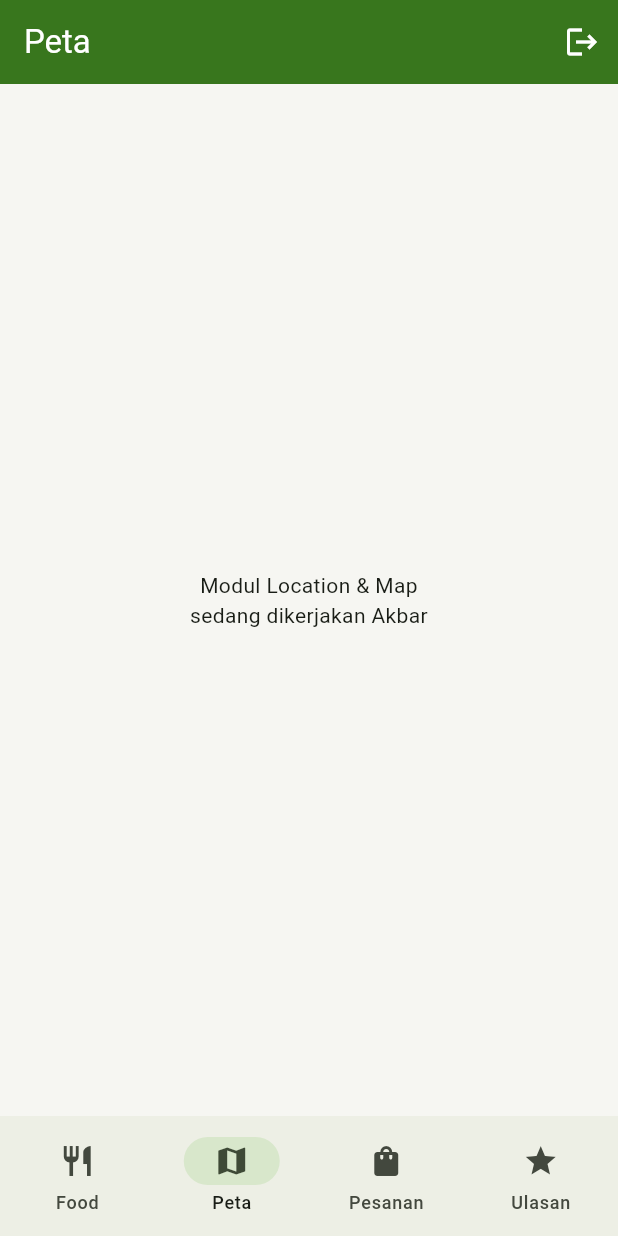
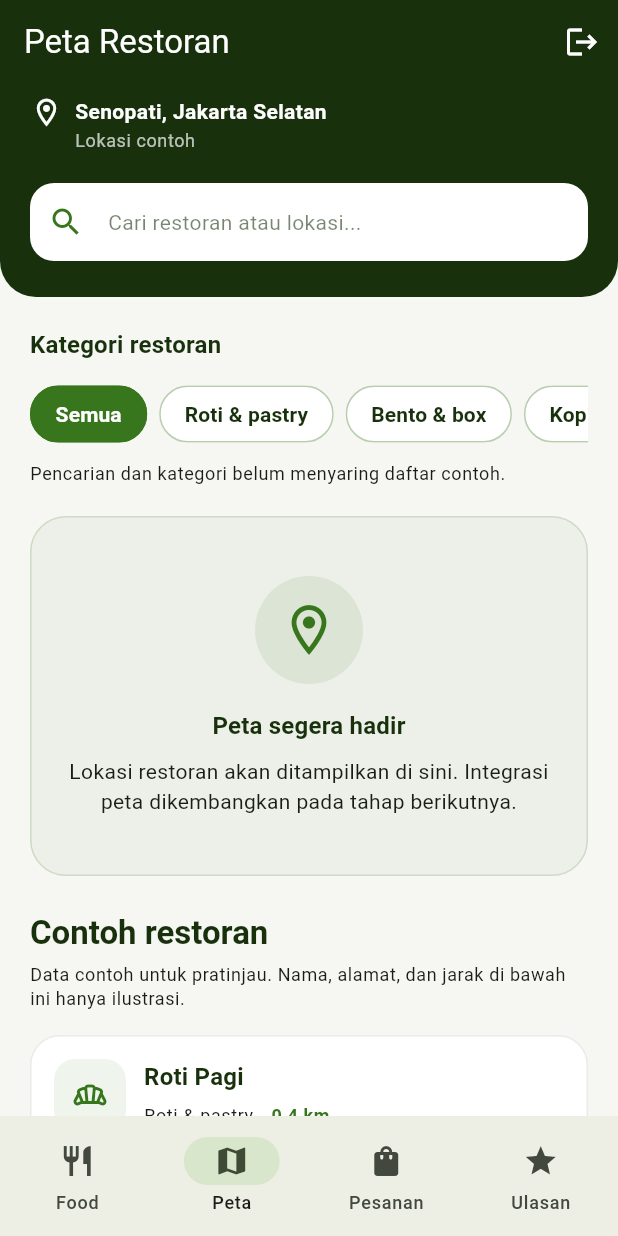
Before and after one commit to PBP-E-Kelompok-03/PBP-E-03-Mobile, a Flutter app: the HomePage screen opened directly, item 2 of the bottom bar chosen, on a phone screen of 412 x 824 dp. Run offline on Flutter 3.47's test engine with Material 3 defaults, Android fonts, the phone set to English and light mode, and no system bars; missing offline and left inert: pbp_django_auth.

Commit message:
feat(location): add initial Location and Map UI

```diff
--- /dev/null
+++ b/lib/features/location_map/location_map_page.dart
@@ -0,0 +1,352 @@
+import 'package:flutter/material.dart';
+
+import '../../config.dart';
+
+/// Isi tab Peta; AppBar dan navigasi utama disediakan oleh HomePage.
+class LocationMapPage extends StatefulWidget {
+  const LocationMapPage({super.key});
+
+  @override
+  State<LocationMapPage> createState() => _LocationMapPageState();
+}
+
+class _LocationMapPageState extends State<LocationMapPage> {
+  static const _categories = ['Semua', 'Roti & pastry', 'Bento & box', 'Kopi'];
+
+  final _searchController = TextEditingController();
+  String _selectedCategory = _categories.first;
+
+  @override
+  void dispose() {
+    _searchController.dispose();
+    super.dispose();
+  }
+
+  @override
+  Widget build(BuildContext context) {
+    final textTheme = Theme.of(context).textTheme;
+
+    return SafeArea(
+      top: false,
+      child: SingleChildScrollView(
+        keyboardDismissBehavior: ScrollViewKeyboardDismissBehavior.onDrag,
+        child: Column(
+          crossAxisAlignment: CrossAxisAlignment.stretch,
+          children: [
+            Container(
+              padding: const EdgeInsets.fromLTRB(20, 8, 20, 24),
+              decoration: const BoxDecoration(
+                color: kDarkGreen,
+                borderRadius: BorderRadius.vertical(
+                  bottom: Radius.circular(24),
+                ),
+              ),
+              child: Column(
+                crossAxisAlignment: CrossAxisAlignment.start,
+                children: [
+                  Row(
+                    crossAxisAlignment: CrossAxisAlignment.start,
+                    children: [
+                      const Icon(
+                        Icons.location_on_outlined,
+                        color: Colors.white,
+                        size: 22,
+                      ),
+                      const SizedBox(width: 8),
+                      Expanded(
+                        child: Column(
+                          crossAxisAlignment: CrossAxisAlignment.start,
+                          children: [
+                            Text(
+                              'Senopati, Jakarta Selatan',
+                              style: textTheme.bodyMedium?.copyWith(
+                                color: Colors.white,
+                                fontWeight: FontWeight.w600,
+                              ),
+                            ),
+                            const SizedBox(height: 2),
+                            Text(
+                              'Lokasi contoh',
+                              style: textTheme.bodySmall?.copyWith(
+                                color: Colors.white70,
+                              ),
+                            ),
+                          ],
+                        ),
+                      ),
+                    ],
+                  ),
+                  const SizedBox(height: 20),
+                  TextField(
+                    controller: _searchController,
+                    onChanged: (_) => setState(() {}),
+                    textInputAction: TextInputAction.search,
+                    onSubmitted: (_) => FocusScope.of(context).unfocus(),
+                    style: textTheme.bodyMedium?.copyWith(color: kDarkGreen),
+                    decoration: InputDecoration(
+                      hintText: 'Cari restoran atau lokasi...',
+                      hintStyle: textTheme.bodyMedium?.copyWith(
+                        color: kDarkGreen.withAlpha(150),
+                      ),
+                      filled: true,
+                      fillColor: Colors.white,
+                      prefixIcon: const Icon(Icons.search, color: kGreen),
+                      suffixIcon: _searchController.text.isEmpty
+                          ? null
+                          : IconButton(
+                              tooltip: 'Hapus pencarian',
+                              icon: const Icon(Icons.close, color: kGreen),
+                              onPressed: () {
+                                setState(() => _searchController.clear());
+                              },
+                            ),
+                      contentPadding: const EdgeInsets.symmetric(
+                        horizontal: 16,
+                        vertical: 16,
+                      ),
+                      border: OutlineInputBorder(
+                        borderRadius: BorderRadius.circular(16),
+                        borderSide: BorderSide.none,
+                      ),
+                      focusedBorder: OutlineInputBorder(
+                        borderRadius: BorderRadius.circular(16),
+                        borderSide: const BorderSide(color: kGreen, width: 2),
+                      ),
+                    ),
+                  ),
+                ],
+              ),
+            ),
+            Padding(
+              padding: const EdgeInsets.all(20),
+              child: Column(
+                crossAxisAlignment: CrossAxisAlignment.stretch,
+                children: [
+                  Text(
+                    'Kategori restoran',
+                    style: textTheme.titleMedium?.copyWith(
+                      color: kDarkGreen,
+                      fontWeight: FontWeight.bold,
+                    ),
+                  ),
+                  const SizedBox(height: 10),
+                  SingleChildScrollView(
+                    scrollDirection: Axis.horizontal,
+                    child: Row(
+                      children: [
+                        for (final category in _categories)
+                          Padding(
+                            padding: const EdgeInsets.only(right: 8),
+                            child: ChoiceChip(
+                              label: Text(category),
+                              selected: _selectedCategory == category,
+                              onSelected: (_) {
+                                setState(() => _selectedCategory = category);
+                              },
+                              showCheckmark: false,
+                              selectedColor: kGreen,
+                              backgroundColor: Colors.white,
+                              labelStyle: TextStyle(
+                                color: _selectedCategory == category
+                                    ? Colors.white
+                                    : kDarkGreen,
+                                fontWeight: FontWeight.w600,
+                              ),
+                              side: BorderSide(
+                                color: _selectedCategory == category
+                                    ? kGreen
+                                    : kGreen.withAlpha(50),
+                              ),
+                              shape: const StadiumBorder(),
+                            ),
+                          ),
+                      ],
+                    ),
+                  ),
+                  const SizedBox(height: 8),
+                  Text(
+                    'Pencarian dan kategori belum menyaring daftar contoh.',
+                    style: textTheme.bodySmall,
+                  ),
+                  const SizedBox(height: 20),
+                  const _MapPlaceholder(),
+                  const SizedBox(height: 24),
+                  Text(
+                    'Contoh restoran',
+                    style: textTheme.titleLarge?.copyWith(
+                      color: kDarkGreen,
+                      fontWeight: FontWeight.bold,
+                    ),
+                  ),
+                  const SizedBox(height: 6),
+                  Text(
+                    'Data contoh untuk pratinjau. Nama, alamat, dan jarak '
+                    'di bawah ini hanya ilustrasi.',
+                    style: textTheme.bodySmall,
+                  ),
+                  const SizedBox(height: 16),
+                  // Data lokal untuk UI, bukan model atau respons API.
+                  const _RestaurantPreviewCard(
+                    name: 'Roti Pagi',
+                    category: 'Roti & pastry',
+                    distance: '0,4 km',
+                    address: 'Jl. Senopati No. 12, Jakarta Selatan',
+                    icon: Icons.bakery_dining_outlined,
+                  ),
+                  const SizedBox(height: 12),
+                  const _RestaurantPreviewCard(
+                    name: 'Dapur Bento',
+                    category: 'Bento & box',
+                    distance: '0,8 km',
+                    address: 'Jl. Suryo No. 8, Jakarta Selatan',
+                    icon: Icons.lunch_dining_outlined,
+                  ),
+                  const SizedBox(height: 12),
+                  const _RestaurantPreviewCard(
+                    name: 'Kopi Sore',
+                    category: 'Kopi',
+                    distance: '1,2 km',
+                    address: 'Jl. Wolter Monginsidi No. 24, Jakarta Selatan',
+                    icon: Icons.local_cafe_outlined,
+                  ),
+                ],
+              ),
+            ),
+          ],
+        ),
+      ),
+    );
+  }
+}
+
+/// Ganti widget ini dengan peta interaktif pada tahap integrasi berikutnya.
+class _MapPlaceholder extends StatelessWidget {
+  const _MapPlaceholder();
+
+  @override
+  Widget build(BuildContext context) {
+    final textTheme = Theme.of(context).textTheme;
+
+    return Container(
+      constraints: const BoxConstraints(minHeight: 240),
+      padding: const EdgeInsets.all(24),
+      decoration: BoxDecoration(
+        color: kGreen.withAlpha(12),
+        borderRadius: BorderRadius.circular(24),
+        border: Border.all(color: kGreen.withAlpha(45)),
+      ),
+      child: Column(
+        mainAxisAlignment: MainAxisAlignment.center,
+        children: [
+          Container(
+            padding: const EdgeInsets.all(16),
+            decoration: BoxDecoration(
+              color: kGreen.withAlpha(24),
+              shape: BoxShape.circle,
+            ),
+            child: const Icon(
+              Icons.location_on_outlined,
+              size: 40,
+              color: kGreen,
+            ),
+          ),
+          const SizedBox(height: 16),
+          Text(
+            'Peta segera hadir',
+            textAlign: TextAlign.center,
+            style: textTheme.titleMedium?.copyWith(
+              color: kDarkGreen,
+              fontWeight: FontWeight.bold,
+            ),
+          ),
+          const SizedBox(height: 8),
+          Text(
+            'Lokasi restoran akan ditampilkan di sini. '
+            'Integrasi peta dikembangkan pada tahap berikutnya.',
+            textAlign: TextAlign.center,
+            style: textTheme.bodyMedium,
+          ),
+        ],
+      ),
+    );
+  }
+}
+
+class _RestaurantPreviewCard extends StatelessWidget {
+  final String name;
+  final String category;
+  final String distance;
+  final String address;
+  final IconData icon;
+
+  const _RestaurantPreviewCard({
+    required this.name,
+    required this.category,
+    required this.distance,
+    required this.address,
+    required this.icon,
+  });
+
+  @override
+  Widget build(BuildContext context) {
+    final textTheme = Theme.of(context).textTheme;
+
+    return Card(
+      margin: EdgeInsets.zero,
+      elevation: 0,
+      color: Colors.white,
+      shape: RoundedRectangleBorder(
+        borderRadius: BorderRadius.circular(20),
+        side: BorderSide(color: kDarkGreen.withAlpha(24)),
+      ),
+      child: Padding(
+        padding: const EdgeInsets.all(16),
+        child: Row(
+          crossAxisAlignment: CrossAxisAlignment.start,
+          children: [
+            Container(
+              padding: const EdgeInsets.all(12),
+              decoration: BoxDecoration(
+                color: kGreen.withAlpha(20),
+                borderRadius: BorderRadius.circular(14),
+              ),
+              child: Icon(icon, color: kGreen, size: 24),
+            ),
+            const SizedBox(width: 12),
+            Expanded(
+              child: Column(
+                crossAxisAlignment: CrossAxisAlignment.start,
+                children: [
+                  Text(
+                    name,
+                    style: textTheme.titleMedium?.copyWith(
+                      color: kDarkGreen,
+                      fontWeight: FontWeight.bold,
+                    ),
+                  ),
+                  const SizedBox(height: 6),
+                  Wrap(
+                    spacing: 12,
+                    runSpacing: 4,
+                    children: [
+                      Text(category, style: textTheme.bodySmall),
+                      Text(
+                        distance,
+                        style: textTheme.bodySmall?.copyWith(
+                          color: kGreen,
+                          fontWeight: FontWeight.w600,
+                        ),
+                      ),
+                    ],
+                  ),
+                  const SizedBox(height: 8),
+                  Text(address, style: textTheme.bodySmall),
+                ],
+              ),
+            ),
+          ],
+        ),
+      ),
+    );
+  }
+}
--- a/lib/screens/home.dart
+++ b/lib/screens/home.dart
@@ -3,6 +3,7 @@ import 'package:pbp_django_auth/pbp_django_auth.dart';
 import 'package:provider/provider.dart';
 
 import '../config.dart';
+import '../features/location_map/location_map_page.dart';
 import 'login.dart';
 import 'order_list.dart';
 import 'placeholder_page.dart';
@@ -18,7 +19,7 @@ class HomePage extends StatefulWidget {
 class _HomePageState extends State<HomePage> {
   int _index = 2;
 
-  static const _titles = ['Food', 'Peta', 'Pesanan', 'Ulasan'];
+  static const _titles = ['Food', 'Peta Restoran', 'Pesanan', 'Ulasan'];
 
   Future<void> _logout(CookieRequest request) async {
     await request.logout('$baseUrl/api/auth/logout/');
@@ -32,7 +33,7 @@ class _HomePageState extends State<HomePage> {
     final request = context.watch<CookieRequest>();
     final pages = [
       const PlaceholderPage(title: 'Food & Restaurant', owner: 'Kapitra'),
-      const PlaceholderPage(title: 'Location & Map', owner: 'Akbar'),
+      const LocationMapPage(),
       const OrderListPage(),
       ReviewListPage(
         onViewOrders: () {
@@ -43,6 +44,8 @@ class _HomePageState extends State<HomePage> {
     return Scaffold(
       appBar: AppBar(
         title: Text(_titles[_index]),
+        backgroundColor: _index == 1 ? kDarkGreen : null,
+        scrolledUnderElevation: _index == 1 ? 0 : null,
         actions: [
           IconButton(
               icon: const Icon(Icons.logout), onPressed: () => _logout(request))
--- a/lib/screens/register.dart
+++ b/lib/screens/register.dart
@@ -64,7 +64,7 @@ class _RegisterPageState extends State<RegisterPage> {
           ),
           const SizedBox(height: 12),
           DropdownButtonFormField<String>(
-            value: _role,
+            initialValue: _role,
             decoration: const InputDecoration(labelText: 'Peran', border: OutlineInputBorder()),
             items: const [
               DropdownMenuItem(value: 'buyer', child: Text('Pembeli')),
```
Also changed, not shown: 1 other file.
